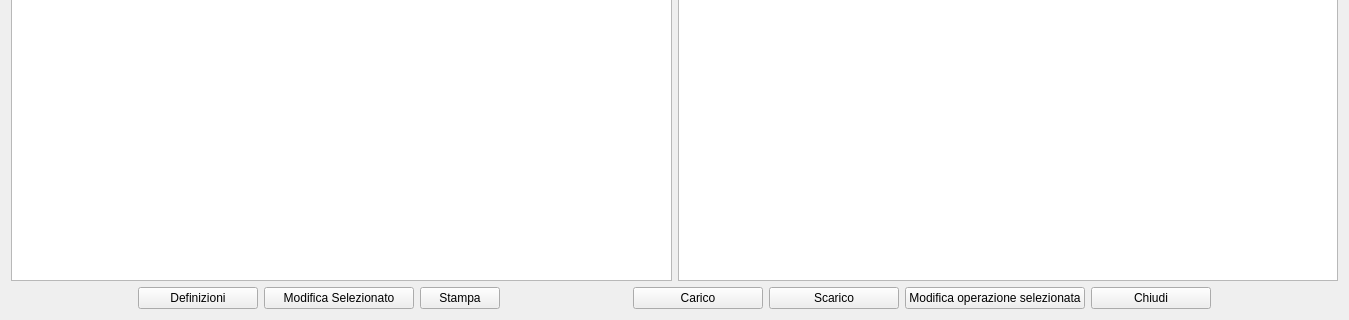
Qt form ftoverview.ui (fblabs/CLTags) before a commit; both pictures show x 0 to 1349 and y 199 to 519 of the 1349 by 519 pixel window.
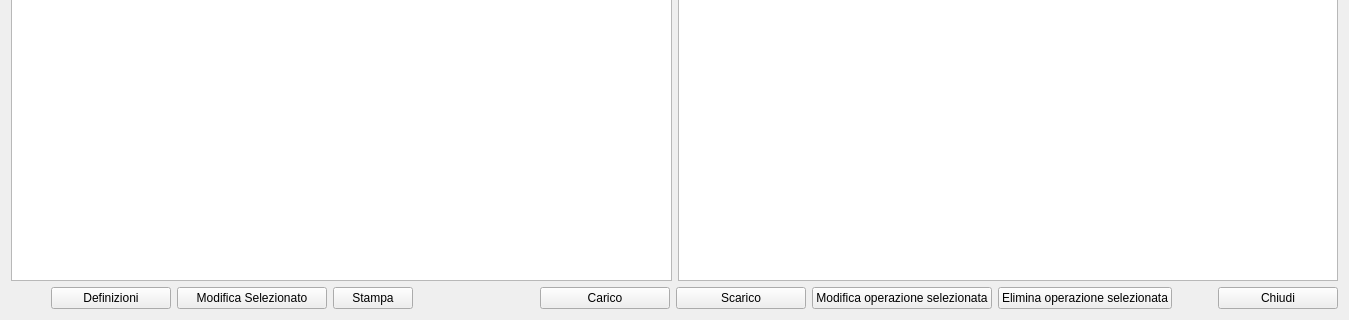
The same form after that commit. Icons and pictures are not drawn.

Diff of the .ui file:
```diff
--- a/ftoverview.ui
+++ b/ftoverview.ui
@@ -270,6 +270,8 @@
     </layout>
    </item>
    <item>
+    <layout class="QHBoxLayout" name="horizontalLayout_5">
+     <item>
     <layout class="QHBoxLayout" name="horizontalLayout">
      <item>
       <spacer name="horizontalSpacer">
@@ -359,6 +361,8 @@
        </property>
       </widget>
      </item>
+      </layout>
+     </item>
      <item>
       <spacer name="horizontalSpacer_4">
        <property name="orientation">
@@ -373,6 +377,8 @@
       </spacer>
      </item>
      <item>
+      <layout class="QHBoxLayout" name="horizontalLayout_4">
+       <item>
       <widget class="QPushButton" name="pbOperate">
        <property name="minimumSize">
         <size>
@@ -447,6 +453,36 @@
        </property>
       </widget>
      </item>
+       <item>
+        <widget class="QPushButton" name="pbDEleteOperation">
+         <property name="text">
+          <string>Elimina operazione selezionata</string>
+         </property>
+         <property name="icon">
+          <iconset resource="resources.qrc">
+           <normaloff>:/resources/icons/Flag-red64.png</normaloff>:/resources/icons/Flag-red64.png</iconset>
+         </property>
+         <property name="iconSize">
+          <size>
+           <width>32</width>
+           <height>32</height>
+          </size>
+         </property>
+        </widget>
+       </item>
+       <item>
+        <spacer name="horizontalSpacer_2">
+         <property name="orientation">
+          <enum>Qt::Horizontal</enum>
+         </property>
+         <property name="sizeHint" stdset="0">
+          <size>
+           <width>40</width>
+           <height>20</height>
+          </size>
+         </property>
+        </spacer>
+       </item>
      <item>
       <widget class="QPushButton" name="pbClose">
        <property name="minimumSize">
@@ -476,18 +512,7 @@
        </property>
       </widget>
      </item>
-     <item>
-      <spacer name="horizontalSpacer_2">
-       <property name="orientation">
-        <enum>Qt::Horizontal</enum>
-       </property>
-       <property name="sizeHint" stdset="0">
-        <size>
-         <width>40</width>
-         <height>20</height>
-        </size>
-       </property>
-      </spacer>
+      </layout>
      </item>
     </layout>
    </item>
```
Lines whose indentation alone changed are shown as unchanged.
